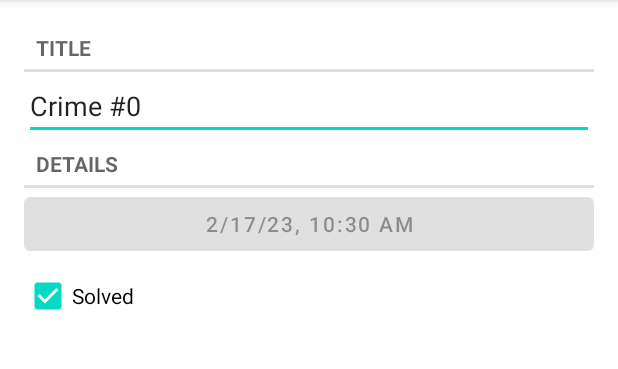
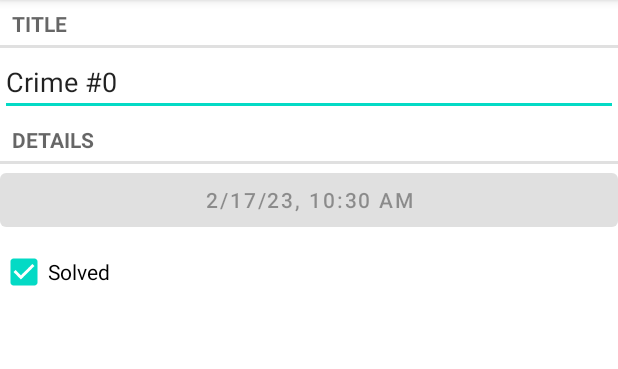
Before and after one commit to gly1024/CriminalIntent, an Android app: the screen it shows after launch (CrimeActivity before the commit, CrimePagerActivity after it), after a tap on an icon or button, on a phone screen of 412 x 824 dp, the part 84-453 px from its top. Run offline under Robolectric (Android 15) with nearby library versions, the phone set to English and light mode, and no system bars.

Commit message:
update to argument & ViewPager

```diff
--- a/app/src/main/AndroidManifest.xml
+++ b/app/src/main/AndroidManifest.xml
@@ -22,6 +22,9 @@
             android:name=".CrimeActivity"
             android:exported="false">
         </activity>
+        <activity
+            android:name=".CrimePagerActivity"
+            android:exported="false" />
     </application>
 
 </manifest>
--- a/app/src/main/java/com/jack/criminalintent/CrimeActivity.java
+++ b/app/src/main/java/com/jack/criminalintent/CrimeActivity.java
@@ -19,7 +19,8 @@ public class CrimeActivity extends SingelFragmentActivity {
 
     @Override
     protected Fragment createFragment() {
-        return new CrimeFragment();
+        UUID crimeId = (UUID) getIntent().getSerializableExtra(EXTRA_CRIME_ID);
+        return CrimeFragment.newInstance(crimeId);
     }
 
     public static Intent newIntent(Context packageContext, UUID crimeId) {
@@ -27,8 +28,4 @@ public class CrimeActivity extends SingelFragmentActivity {
         intent.putExtra(EXTRA_CRIME_ID, crimeId);
         return intent;
     }
-
-    public static String getExtraCrimeIdKey() {
-        return EXTRA_CRIME_ID;
-    }
 }
--- /dev/null
+++ b/app/src/main/java/com/jack/criminalintent/CrimePagerActivity.java
@@ -0,0 +1,86 @@
+/*
+ * Copyright (C) 2023-2023 The Gongliangyi Authors. All rights reserved.
+ *
+ * Licensed under the Apache License, Version 2.0 (the "License");
+ *  you may not use this file except in compliance with the License.
+ * You may obtain a copy of the License at
+ *
+ * http://www.apache.org/licenses/LICENSE-2.0
+ *
+ * Unless required by applicable law or agreed to in writing, software
+ * distributed under the License is distributed on an "AS IS" BASIS,
+ * WITHOUT WARRANTIES OR CONDITIONS OF ANY KIND, either express or implied.
+ *  See the License for the specific language governing permissions and
+ * limitations under the License.
+ */
+
+package com.jack.criminalintent;
+
+import androidx.annotation.NonNull;
+import androidx.appcompat.app.AppCompatActivity;
+import androidx.fragment.app.Fragment;
+import androidx.fragment.app.FragmentManager;
+import androidx.fragment.app.FragmentStatePagerAdapter;
+import androidx.viewpager.widget.ViewPager;
+
+import android.content.Context;
+import android.content.Intent;
+import android.os.Bundle;
+import android.view.View;
+
+import com.jack.criminalintent.data.Crime;
+import com.jack.criminalintent.data.CrimeLab;
+import com.jack.criminalintent.fragment.CrimeFragment;
+
+import java.util.List;
+import java.util.UUID;
+
+/**
+ * @author tesla
+ */
+public class CrimePagerActivity extends AppCompatActivity {
+    private static String EXTRA_CRIME_ID = "com.jack.criminalintent.crime_id";
+
+    private ViewPager mViewPager;
+    private List<Crime> mCrimes;
+
+    public static Intent newIntent(Context packageContext, UUID crimeId) {
+        Intent intent = new Intent(packageContext, CrimePagerActivity.class);
+        intent.putExtra(EXTRA_CRIME_ID, crimeId);
+
+        return intent;
+    }
+
+    @Override
+    protected void onCreate(Bundle savedInstanceState) {
+        super.onCreate(savedInstanceState);
+        setContentView(R.layout.activity_crime_pager);
+
+        UUID crimeId = (UUID) getIntent().getSerializableExtra(EXTRA_CRIME_ID);
+
+        mViewPager = findViewById(R.id.crime_view_pager);
+
+        mCrimes = CrimeLab.getInstance(this).getCrimes();
+        FragmentManager fragmentManager = getSupportFragmentManager();
+        mViewPager.setAdapter(new FragmentStatePagerAdapter(fragmentManager) {
+            @NonNull
+            @Override
+            public Fragment getItem(int position) {
+                Crime crime = mCrimes.get(position);
+                return CrimeFragment.newInstance(crime.getId());
+            }
+
+            @Override
+            public int getCount() {
+                return mCrimes.size();
+            }
+        });
+
+        for (int i = 0; i < mCrimes.size(); i++) {
+            if (mCrimes.get(i).getId().equals(crimeId)) {
+                mViewPager.setCurrentItem(i);
+                break;
+            }
+        }
+    }
+}
--- a/app/src/main/java/com/jack/criminalintent/fragment/CrimeFragment.java
+++ b/app/src/main/java/com/jack/criminalintent/fragment/CrimeFragment.java
@@ -30,17 +30,32 @@ import java.util.UUID;
 public class CrimeFragment extends Fragment {
     private static final String TAG = "CrimeFragment";
 
+    private static final String ARG_CRIME_ID = "crime_id";
+
     private Crime mCrime;
 
     private EditText mTitleEditView;
     private Button mDateButton;
     private CheckBox mSolvedCheckBox;
 
+    public static CrimeFragment newInstance(UUID crimeId) {
+        Bundle args = new Bundle();
+        args.putSerializable(ARG_CRIME_ID, crimeId);
+
+        CrimeFragment crimeFragment = new CrimeFragment();
+        crimeFragment.setArguments(args);
+        return crimeFragment;
+    }
+
     @Override
     public void onCreate(Bundle savedInstanceState) {
         super.onCreate(savedInstanceState);
-        UUID crimeId = (UUID) getActivity().getIntent()
-            .getSerializableExtra(CrimeActivity.getExtraCrimeIdKey());
+        // Method 1
+        /*UUID crimeId = (UUID) getActivity().getIntent()
+            .getSerializableExtra(CrimeActivity.getExtraCrimeIdKey());*/
+
+        // Method 2
+        UUID crimeId = (UUID) getArguments().getSerializable(ARG_CRIME_ID);
         mCrime = CrimeLab.getInstance(getActivity()).getCrime(crimeId);
     }
 
@@ -66,17 +81,14 @@ public class CrimeFragment extends Fragment {
         mTitleEditView.addTextChangedListener(new TextWatcher() {
             @Override
             public void beforeTextChanged(CharSequence s, int start, int count, int after) {
-
             }
 
             @Override
             public void onTextChanged(CharSequence s, int start, int before, int count) {
-
             }
 
             @Override
             public void afterTextChanged(Editable s) {
-
             }
         });
     }
--- a/app/src/main/java/com/jack/criminalintent/fragment/CrimeListFragment.java
+++ b/app/src/main/java/com/jack/criminalintent/fragment/CrimeListFragment.java
@@ -2,12 +2,12 @@ package com.jack.criminalintent.fragment;
 
 import android.content.Intent;
 import android.os.Bundle;
+import android.util.Log;
 import android.view.LayoutInflater;
 import android.view.View;
 import android.view.ViewGroup;
 import android.widget.ImageView;
 import android.widget.TextView;
-import android.widget.Toast;
 
 import androidx.annotation.NonNull;
 import androidx.annotation.Nullable;
@@ -17,21 +17,25 @@ import androidx.recyclerview.widget.RecyclerView;
 
 import com.jack.criminalintent.CrimeActivity;
 import com.jack.criminalintent.CrimeListActivity;
+import com.jack.criminalintent.CrimePagerActivity;
 import com.jack.criminalintent.R;
 import com.jack.criminalintent.data.Crime;
 import com.jack.criminalintent.data.CrimeLab;
 
 import java.text.DateFormat;
-import java.util.Date;
 import java.util.List;
 
 /**
  * @author tesla
  */
 public class CrimeListFragment extends Fragment {
+    private static final String TAG = "CrimeListFragment";
+
     private RecyclerView mCrimeRecyclerView;
 
     private CrimeAdapter mCirmeAdapter;
+
+    private int mPosition;
 
     @Nullable
     @Override
@@ -45,11 +49,24 @@ public class CrimeListFragment extends Fragment {
         return view;
     }
 
+    @Override
+    public void onResume() {
+        super.onResume();
+        updateView();
+    }
+
     private void updateView() {
         CrimeLab crimeLab = CrimeLab.getInstance(getActivity());
         List<Crime> crimes = crimeLab.getCrimes();
-        mCirmeAdapter = new CrimeAdapter(crimes);
-        mCrimeRecyclerView.setAdapter(mCirmeAdapter);
+        if (mCirmeAdapter == null) {
+            mCirmeAdapter = new CrimeAdapter(crimes);
+            mCrimeRecyclerView.setAdapter(mCirmeAdapter);
+        } else {
+            //刷新全部item
+            mCirmeAdapter.notifyDataSetChanged();
+            // 如何局部刷新单个item
+//            mCirmeAdapter.notifyItemChanged(mPosition);
+        }
     }
 
     private class CrimeHolder extends RecyclerView.ViewHolder implements View.OnClickListener {
@@ -59,6 +76,8 @@ public class CrimeListFragment extends Fragment {
 
         private Crime mCrime;
 
+        private int mTargetPosition;
+
         public CrimeHolder(LayoutInflater inflater, ViewGroup parent) {
             super(inflater.inflate(R.layout.list_item_crime, parent, false));
             mTitleTextView = itemView.findViewById(R.id.crime_title);
@@ -67,16 +86,20 @@ public class CrimeListFragment extends Fragment {
             itemView.setOnClickListener(this);
         }
 
-        public void bindDate(Crime crime) {
+        public void bindDate(Crime crime, int position) {
             mCrime = crime;
+            mTargetPosition = position;
             mTitleTextView.setText(mCrime.getTitle());
             mDateTextView.setText(DateFormat.getInstance().format(mCrime.getDate()));
             mSolvedImageView.setVisibility(crime.isSolved() ? View.VISIBLE : View.GONE);
         }
 
         @Override
-        public void onClick(View v) {
-            Intent intent = CrimeActivity.newIntent(getActivity(), mCrime.getId());
+        public void onClick(View view) {
+            // 点击时记录当前position
+            mPosition = mTargetPosition;
+            Log.i(TAG, "position is :" + mPosition);
+            Intent intent = CrimePagerActivity.newIntent(getActivity(), mCrime.getId());
             startActivity(intent);
         }
     }
@@ -98,7 +121,7 @@ public class CrimeListFragment extends Fragment {
         @Override
         public void onBindViewHolder(@NonNull CrimeHolder holder, int position) {
             Crime crime = mCrimes.get(position);
-            holder.bindDate(crime);
+            holder.bindDate(crime, position);
         }
 
         @Override
--- /dev/null
+++ b/app/src/main/res/layout/activity_crime_pager.xml
@@ -0,0 +1,27 @@
+<?xml version="1.0" encoding="utf-8"?>
+<!--
+  ~ Copyright (C) 2023-2023 The Gongliangyi Authors. All rights reserved.
+  ~
+  ~ Licensed under the Apache License, Version 2.0 (the "License");
+  ~  you may not use this file except in compliance with the License.
+  ~ You may obtain a copy of the License at
+  ~
+  ~ http://www.apache.org/licenses/LICENSE-2.0
+  ~
+  ~ Unless required by applicable law or agreed to in writing, software
+  ~ distributed under the License is distributed on an "AS IS" BASIS,
+  ~ WITHOUT WARRANTIES OR CONDITIONS OF ANY KIND, either express or implied.
+  ~  See the License for the specific language governing permissions and
+  ~ limitations under the License.
+  -->
+
+<androidx.viewpager.widget.ViewPager
+    xmlns:android="http://schemas.android.com/apk/res/android"
+    xmlns:app="http://schemas.android.com/apk/res-auto"
+    xmlns:tools="http://schemas.android.com/tools"
+    android:id="@+id/crime_view_pager"
+    android:layout_width="match_parent"
+    android:layout_height="match_parent"
+    tools:context=".CrimePagerActivity">
+
+</androidx.viewpager.widget.ViewPager>
```
